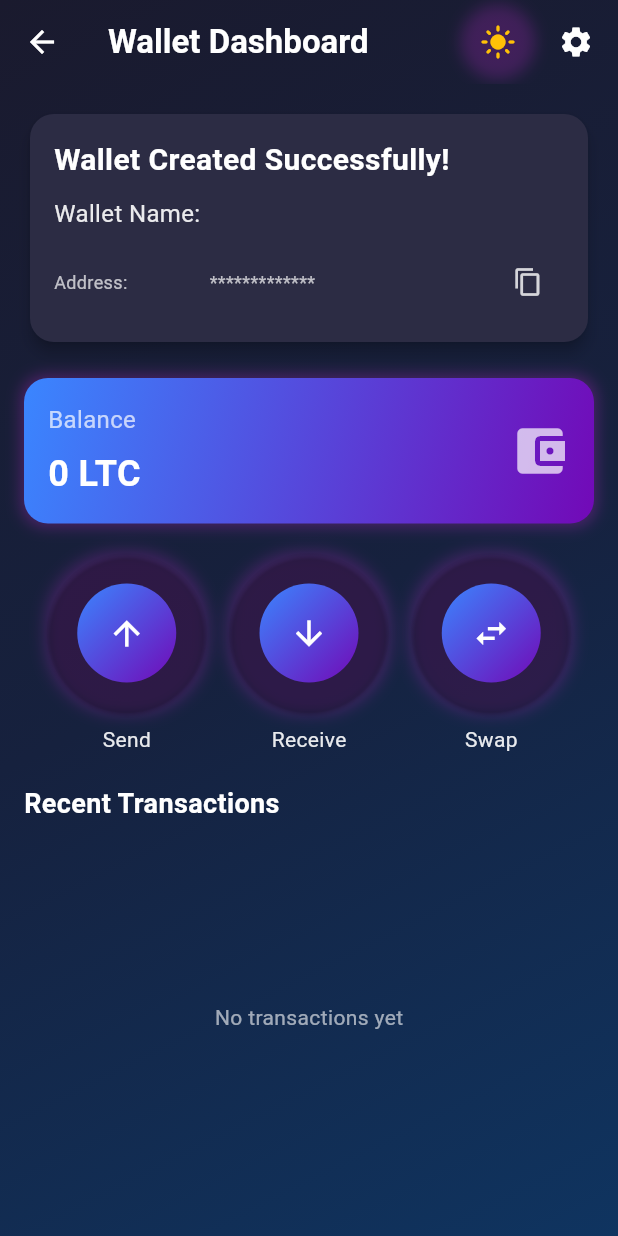
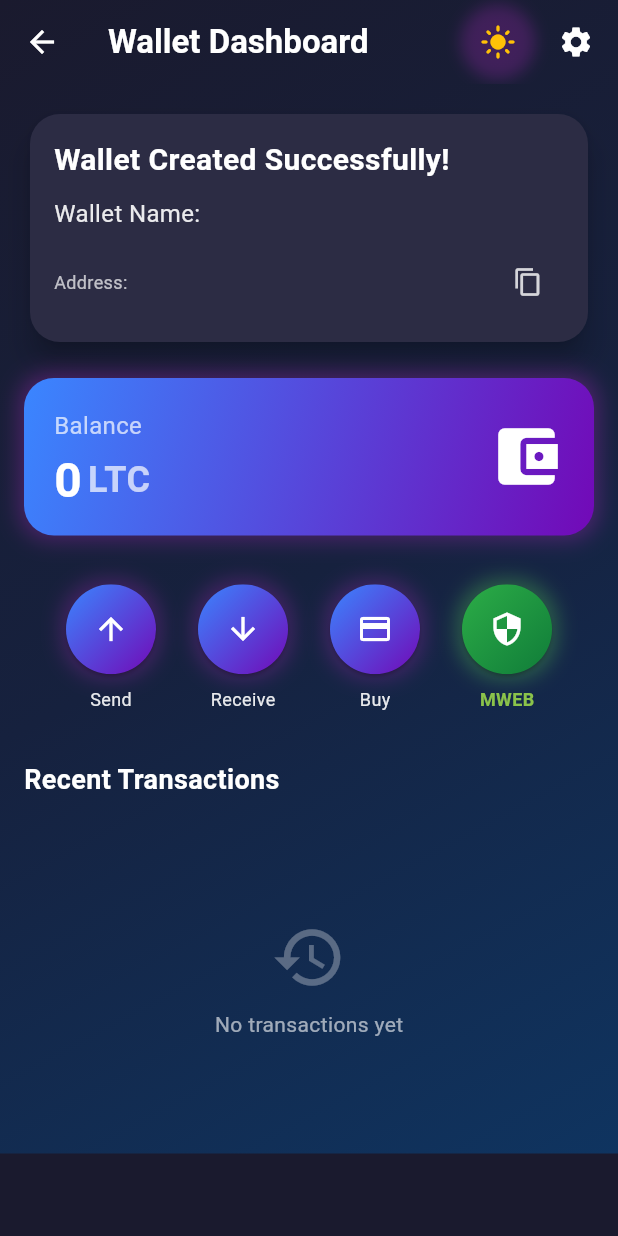
Before and after one commit to RITWIZSINGH/Pteri_Wallet_Clone, a Flutter app: the DashboardScreen screen opened directly with empty values, on a phone screen of 412 x 824 dp. Run offline on Flutter 3.47's test engine with Material 3 defaults, Android fonts, the phone set to English and light mode, and no system bars; drawn by our look-alikes of flutter_animate; our stand-ins replace shared_preferences; missing offline and left inert: encrypt; accounts and stored records are empty.

Commit message:
modified the UI of the wallet dashboard

```diff
--- a/lib/screens/wallet_dashboard_screen.dart
+++ b/lib/screens/wallet_dashboard_screen.dart
@@ -5,6 +5,7 @@ import 'package:pteri_wallet_clone/providers/theme_provider.dart';
 import 'package:pteri_wallet_clone/widgets/theme_toggle.dart';
 import 'package:pteri_wallet_clone/widgets/clipboard_button.dart';
 import 'package:shared_preferences/shared_preferences.dart';
+import 'package:flutter_animate/flutter_animate.dart';
 
 class DashboardScreen extends StatefulWidget {
   const DashboardScreen({Key? key}) : super(key: key);
@@ -13,26 +14,70 @@ class DashboardScreen extends StatefulWidget {
   State<DashboardScreen> createState() => _DashboardScreenState();
 }
 
-class _DashboardScreenState extends State<DashboardScreen> {
+class _DashboardScreenState extends State<DashboardScreen>
+    with TickerProviderStateMixin {
   String walletName = 'Loading...';
+  late AnimationController _animationController;
+  late Animation<double> _balanceAnimation;
+  bool _isLoaded = false;
+  int? _activeButtonIndex;
+  final List<AnimationController> _buttonControllers = [];
 
   @override
   void initState() {
     super.initState();
     _loadWalletName();
+    _animationController = AnimationController(
+      duration: const Duration(milliseconds: 1500),
+      vsync: this,
+    );
+    _balanceAnimation = Tween<double>(begin: 0, end: 1).animate(
+      CurvedAnimation(
+        parent: _animationController,
+        curve: Curves.elasticOut,
+      ),
+    );
+
+    for (int i = 0; i < 4; i++) {
+      _buttonControllers.add(AnimationController(
+        duration: const Duration(milliseconds: 300),
+        vsync: this,
+      ));
+    }
+
+    Future.delayed(const Duration(milliseconds: 100), () {
+      if (mounted) {
+        setState(() {
+          _isLoaded = true;
+        });
+        _animationController.forward();
+      }
+    });
+  }
+
+  @override
+  void dispose() {
+    _animationController.dispose();
+    for (var controller in _buttonControllers) {
+      controller.dispose();
+    }
+    super.dispose();
   }
 
   Future<void> _loadWalletName() async {
     final prefs = await SharedPreferences.getInstance();
+    if (mounted) {
       setState(() {
         walletName = prefs.getString('walletName') ?? 'N/A';
       });
     }
+  }
+
   @override
   Widget build(BuildContext context) {
     final themeProvider = Provider.of<ThemeProvider>(context);
-    final walletData = ModalRoute.of(context)!.settings.arguments as Map<String, dynamic>;
-    print("This is the walletData:$walletData");
+    final walletData =
+        ModalRoute.of(context)!.settings.arguments as Map<String, dynamic>;
 
     return Scaffold(
       extendBodyBehindAppBar: true,
@@ -45,15 +90,20 @@ class _DashboardScreenState extends State<DashboardScreen> {
             fontWeight: FontWeight.bold,
             color: themeProvider.isDarkMode ? Colors.white : Colors.black,
           ),
-        ),
-        actions: const [
+        ).animate().fadeIn(delay: 100.ms, duration: 500.ms),
+        actions: [
           Padding(
-            padding: EdgeInsets.only(right: 16.0),
-            child: ThemeToggleButton(),
+            padding: const EdgeInsets.only(right: 16.0),
+            child: const ThemeToggleButton()
+                .animate()
+                .fadeIn(delay: 200.ms, duration: 500.ms),
           ),
           Padding(
-            padding: EdgeInsets.only(right: 16.0),
-            child: Icon(Icons.settings),
+            padding: const EdgeInsets.only(right: 16.0),
+            child: Icon(
+              Icons.settings,
+              color: themeProvider.isDarkMode ? Colors.white : Colors.black87,
+            ).animate().fadeIn(delay: 300.ms, duration: 500.ms),
           ),
         ],
       ),
@@ -76,18 +126,19 @@ class _DashboardScreenState extends State<DashboardScreen> {
           ),
         ),
         child: SafeArea(
+          child: SingleChildScrollView(
             child: Padding(
               padding: const EdgeInsets.all(16.0),
               child: Column(
                 crossAxisAlignment: CrossAxisAlignment.start,
                 children: [
                   Card(
-                  elevation: 4,
+                    elevation: 8,
                     color: themeProvider.isDarkMode
                         ? const Color(0xFF2C2C44)
                         : Colors.white,
                     shape: RoundedRectangleBorder(
-                    borderRadius: BorderRadius.circular(16),
+                      borderRadius: BorderRadius.circular(20),
                     ),
                     child: Padding(
                       padding: const EdgeInsets.all(16.0),
@@ -119,7 +170,7 @@ class _DashboardScreenState extends State<DashboardScreen> {
                             children: [
                               Expanded(
                                 child: Text(
-                                'Address:                 ************* ',
+                                  'Address: ${walletData['mAddress']}',
                                   style: TextStyle(
                                     fontSize: 12,
                                     color: themeProvider.isDarkMode
@@ -131,7 +182,7 @@ class _DashboardScreenState extends State<DashboardScreen> {
                               ),
                               const SizedBox(width: 8),
                               ClipboardButton(
-                              text: walletData['encryptedPassphrase'] ?? '',
+                                text: walletData['mAddress'],
                                 themeProvider: themeProvider,
                               ),
                             ],
@@ -139,10 +190,14 @@ class _DashboardScreenState extends State<DashboardScreen> {
                         ],
                       ),
                     ),
-                ),
+                  ).animate().fadeIn(delay: 400.ms, duration: 600.ms),
                   const SizedBox(height: 20),
-                Container(
-                  padding: const EdgeInsets.all(16),
+                  AnimatedBuilder(
+                    animation: _balanceAnimation,
+                    builder: (context, child) {
+                      return Container(
+                        width: double.infinity,
+                        padding: const EdgeInsets.all(20),
                         decoration: BoxDecoration(
                           gradient: const LinearGradient(
                             colors: [
@@ -152,75 +207,66 @@ class _DashboardScreenState extends State<DashboardScreen> {
                             begin: Alignment.topLeft,
                             end: Alignment.bottomRight,
                           ),
-                    borderRadius: BorderRadius.circular(16),
+                          borderRadius: BorderRadius.circular(20),
                           boxShadow: [
                             BoxShadow(
                               color: Colors.purple.withOpacity(0.4),
-                        blurRadius: 8,
-                        spreadRadius: 2,
+                              blurRadius: 12,
+                              spreadRadius: 3,
                             ),
                           ],
                         ),
-                  child: const Row(
+                        child: Row(
                           mainAxisAlignment: MainAxisAlignment.spaceBetween,
                           children: [
                             Column(
                               crossAxisAlignment: CrossAxisAlignment.start,
                               children: [
-                          Text(
+                                const Text(
                                   'Balance',
                                   style: TextStyle(
                                     fontSize: 16,
                                     color: Colors.white70,
                                   ),
                                 ),
-                          SizedBox(height: 8),
+                                const SizedBox(height: 8),
+                                Row(
+                                  children: [
                                     Text(
-                            '0 LTC',
+                                      '0',
+                                      style: TextStyle(
+                                        fontSize: 32,
+                                        fontWeight: FontWeight.bold,
+                                        color: Colors.white,
+                                        height: _balanceAnimation.value,
+                                      ),
+                                    ),
+                                    const SizedBox(width: 4),
+                                    const Text(
+                                      'LTC',
                                       style: TextStyle(
                                         fontSize: 24,
                                         fontWeight: FontWeight.bold,
-                              color: Colors.white,
+                                        color: Colors.white70,
                                       ),
                                     ),
                                   ],
                                 ),
-                      Icon(
+                              ],
+                            ),
+                            const Icon(
                               Icons.account_balance_wallet,
-                        color: Colors.white70,
-                        size: 40,
+                              color: Colors.white,
+                              size: 50,
                             ),
                           ],
                         ),
+                      );
+                    },
                   ),
-                const SizedBox(height: 20),
-                Row(
-                  mainAxisAlignment: MainAxisAlignment.spaceEvenly,
-                  children: [
-                    _buildActionButton(
-                      context,
-                      Icons.arrow_upward,
-                      'Send',
-                      () {},
-                      themeProvider.isDarkMode,
-                    ),
-                    _buildActionButton(
-                      context,
-                      Icons.arrow_downward,
-                      'Receive',
-                      () {},
-                      themeProvider.isDarkMode,
-                    ),
-                    _buildActionButton(
-                      context,
-                      Icons.swap_horiz,
-                      'Swap',
-                      () {},
-                      themeProvider.isDarkMode,
-                    ),
-                  ],
-                ),
-                const SizedBox(height: 20),
+                  const SizedBox(height: 25),
+                  _buildActionButtonsRow(themeProvider.isDarkMode),
+                  const SizedBox(height: 25),
                   Text(
                     'Recent Transactions',
                     style: TextStyle(
@@ -231,9 +277,22 @@ class _DashboardScreenState extends State<DashboardScreen> {
                           : Colors.black,
                     ),
                   ),
-                Expanded(
+                  const SizedBox(height: 20),
+                  SizedBox(
+                    height: 200,
                     child: Center(
-                    child: Text(
+                      child: Column(
+                        mainAxisAlignment: MainAxisAlignment.center,
+                        children: [
+                          Icon(
+                            Icons.history,
+                            size: 50,
+                            color: themeProvider.isDarkMode
+                                ? Colors.white.withOpacity(0.3)
+                                : Colors.black.withOpacity(0.3),
+                          ),
+                          const SizedBox(height: 10),
+                          Text(
                             'No transactions yet',
                             style: TextStyle(
                               color: themeProvider.isDarkMode
@@ -241,12 +300,35 @@ class _DashboardScreenState extends State<DashboardScreen> {
                                   : Colors.black.withOpacity(0.6),
                             ),
                           ),
+                        ],
+                      ),
                     ),
                   ),
                 ],
               ),
             ),
           ),
+        ),
+      ),
+    );
+  }
+
+  Widget _buildActionButtonsRow(bool isDarkMode) {
+    return SizedBox(
+      height: 100,
+      child: Row(
+        mainAxisAlignment: MainAxisAlignment.spaceEvenly,
+        children: [
+          _buildActionButton(context, Icons.arrow_upward, 'Send', () {},
+              isDarkMode, 0),
+          _buildActionButton(context, Icons.arrow_downward, 'Receive', () {},
+              isDarkMode, 1),
+          _buildActionButton(context, Icons.credit_card, 'Buy', () {},
+              isDarkMode, 2),
+          _buildActionButton(context, Icons.security, 'MWEB', () {}, isDarkMode,
+              3,
+              isSpecial: true),
+        ],
       ),
     );
   }
@@ -257,50 +339,66 @@ class _DashboardScreenState extends State<DashboardScreen> {
       String label,
       VoidCallback onPressed,
       bool isDarkMode,
-  ) {
+      int index,
+      {bool isSpecial = false}) {
+    return AnimatedBuilder(
+      animation: _buttonControllers[index],
+      builder: (context, child) {
+        final scale = 1.0 - (0.1 * _buttonControllers[index].value);
+        final elevation = 5.0 + (5.0 * (1.0 - _buttonControllers[index].value));
+
         return Column(
+          mainAxisSize: MainAxisSize.min,
           children: [
-        Container(
+            Transform.scale(
+              scale: scale,
+              child: Container(
+                width: 60,
+                height: 60,
                 decoration: BoxDecoration(
-            borderRadius: BorderRadius.circular(50),
+                  borderRadius: BorderRadius.circular(30),
                   boxShadow: [
                     BoxShadow(
-                color: Colors.purple.withOpacity(0.3),
-                blurRadius: 8,
-                spreadRadius: 2,
+                      color: isSpecial
+                          ? Colors.green.withOpacity(0.4)
+                          : Colors.purple.withOpacity(0.3),
+                      blurRadius: elevation,
+                      spreadRadius: elevation * 0.4,
                     ),
                   ],
                 ),
                 child: ElevatedButton(
-            onPressed: onPressed,
+                  onPressed: () {
+                    _handleButtonPress(index);
+                    onPressed();
+                    Future.delayed(const Duration(milliseconds: 300),
+                        () => _handleButtonRelease(index));
+                  },
                   style: ElevatedButton.styleFrom(
-              foregroundColor: Colors.white,
+                    padding: EdgeInsets.zero,
+                    shape: const CircleBorder(),
                     backgroundColor: Colors.transparent,
-              padding: const EdgeInsets.all(20),
-              shape: const CircleBorder(),
-            ).copyWith(
-              backgroundColor: WidgetStateProperty.all(
-                Colors.transparent,
-              ),
-              overlayColor: WidgetStateProperty.all(
-                Colors.white.withOpacity(0.1),
-              ),
                   ),
                   child: Ink(
-              decoration: const BoxDecoration(
+                    decoration: BoxDecoration(
                       gradient: LinearGradient(
-                  colors: [
-                    Color(0xFF3A86FF),
-                    Color(0xFF7209B7),
+                        colors: isSpecial
+                            ? [
+                                const Color(0xFF2CAD47),
+                                const Color(0xFF107C39),
+                              ]
+                            : [
+                                const Color(0xFF3A86FF),
+                                const Color(0xFF7209B7),
                               ],
                         begin: Alignment.topLeft,
                         end: Alignment.bottomRight,
                       ),
                       shape: BoxShape.circle,
                     ),
-              child: Container(
-                padding: const EdgeInsets.all(20),
-                child: Icon(icon, color: Colors.white, size: 26),
+                    child: Center(
+                      child: Icon(icon, color: Colors.white, size: 24),
+                    ),
                   ),
                 ),
               ),
@@ -309,12 +407,66 @@ class _DashboardScreenState extends State<DashboardScreen> {
             Text(
               label,
               style: TextStyle(
-            color: isDarkMode
+                fontSize: 12,
+                fontWeight: isSpecial ? FontWeight.bold : FontWeight.normal,
+                color: isSpecial
+                    ? (isDarkMode ? Colors.lightGreen : Colors.green)
+                    : (isDarkMode
                         ? Colors.white.withOpacity(0.9)
-                : Colors.black.withOpacity(0.8),
+                        : Colors.black.withOpacity(0.8)),
               ),
             ),
           ],
         );
+      },
+    );
+  }
+
+  void _handleButtonPress(int index) {
+    if (mounted) {
+      setState(() {
+        _activeButtonIndex = index;
+      });
+      _buttonControllers[index].forward();
+      HapticFeedback.lightImpact();
     }
   }
+
+  void _handleButtonRelease(int index) {
+    if (mounted) {
+      _buttonControllers[index].reverse().then((_) {
+        if (mounted) {
+          setState(() {
+            if (_activeButtonIndex == index) {
+              _activeButtonIndex = null;
+            }
+          });
+        }
+      });
+    }
+  }
+}
+
+class RipplePainter extends CustomPainter {
+  final double animationValue;
+  final Color color;
+
+  RipplePainter(this.animationValue, this.color);
+
+  @override
+  void paint(Canvas canvas, Size size) {
+    final paint = Paint()
+      ..color = color.withOpacity(0.3 * (1 - animationValue))
+      ..style = PaintingStyle.fill;
+
+    final radius = size.width / 2;
+    final rippleRadius = radius * (0.5 + animationValue * 0.8);
+
+    canvas.drawCircle(
+        Offset(size.width / 2, size.height / 2), rippleRadius, paint);
+  }
+
+  @override
+  bool shouldRepaint(RipplePainter oldDelegate) =>
+      oldDelegate.animationValue != animationValue;
+}
```
Lines whose indentation alone changed are shown as unchanged.
